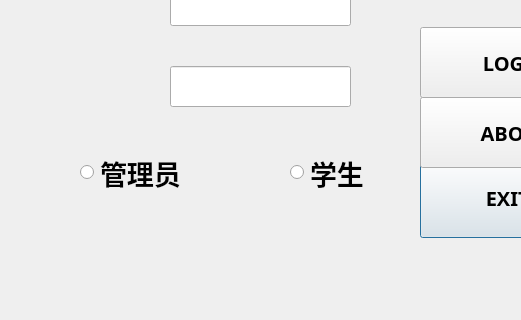
First picture: the form in QtClass/login.ui, repository Nishikino-m/Qt-, before the edit; both pictures show x 120 to 641 and y 253 to 573 of the 742 by 573 pixel window.
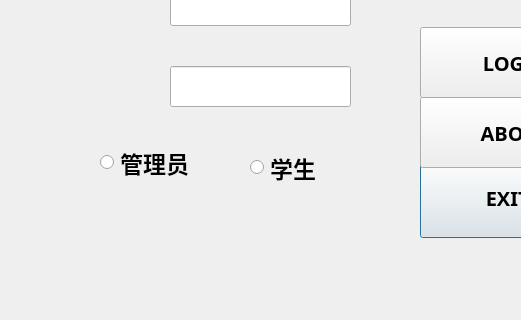
Second picture: the form after the edit. Icons and pictures are not drawn.

What changed in the file:
```diff
--- a/QtClass/login.ui
+++ b/QtClass/login.ui
@@ -80,16 +80,16 @@
    <widget class="QRadioButton" name="AdminRadio">
     <property name="geometry">
      <rect>
-      <x>100</x>
-      <y>210</y>
-      <width>131</width>
+      <x>120</x>
+      <y>200</y>
+      <width>111</width>
       <height>71</height>
      </rect>
     </property>
     <property name="font">
      <font>
       <family>可口可乐在乎体 楷体</family>
-      <pointsize>20</pointsize>
+      <pointsize>17</pointsize>
       <weight>75</weight>
       <bold>true</bold>
      </font>
@@ -101,16 +101,16 @@
    <widget class="QRadioButton" name="StudentRadio">
     <property name="geometry">
      <rect>
-      <x>310</x>
-      <y>220</y>
-      <width>121</width>
-      <height>51</height>
+      <x>270</x>
+      <y>210</y>
+      <width>191</width>
+      <height>61</height>
      </rect>
     </property>
     <property name="font">
      <font>
       <family>可口可乐在乎体 楷体</family>
-      <pointsize>20</pointsize>
+      <pointsize>17</pointsize>
       <weight>75</weight>
       <bold>true</bold>
      </font>
```
